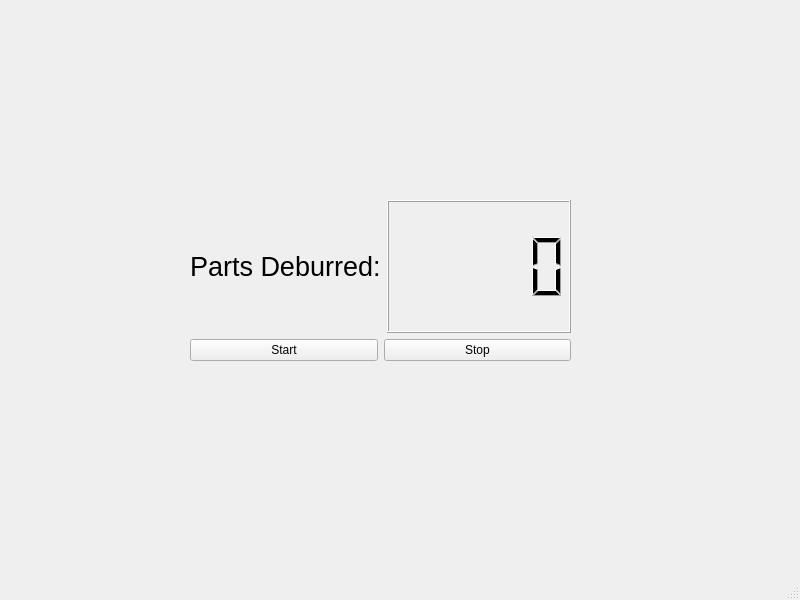
Before: the Qt Designer form main_ui.ui in Brac24/AutomatedDeburr, drawn with Qt 5.
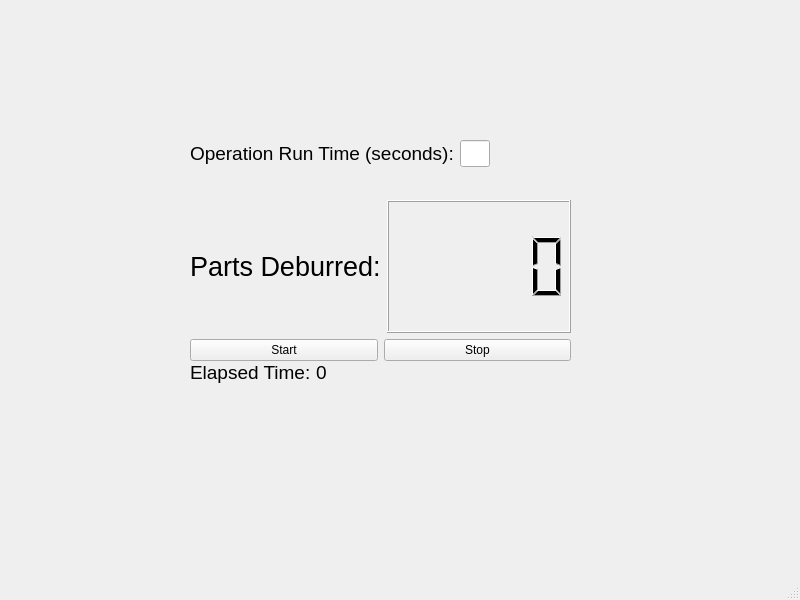
After: the same form once the commit is applied.

Diff of the .ui file:
```diff
--- a/main_ui.ui
+++ b/main_ui.ui
@@ -10,11 +10,23 @@
     <height>600</height>
    </rect>
   </property>
+  <property name="sizePolicy">
+   <sizepolicy hsizetype="Preferred" vsizetype="Preferred">
+    <horstretch>0</horstretch>
+    <verstretch>0</verstretch>
+   </sizepolicy>
+  </property>
+  <property name="minimumSize">
+   <size>
+    <width>0</width>
+    <height>0</height>
+   </size>
+  </property>
   <property name="windowTitle">
    <string>MainWindow</string>
   </property>
   <widget class="QWidget" name="centralwidget">
-   <widget class="QWidget" name="">
+   <widget class="QWidget" name="layoutWidget">
     <property name="geometry">
      <rect>
       <x>190</x>
@@ -69,6 +81,114 @@
      </item>
     </layout>
    </widget>
+   <widget class="QWidget" name="layoutWidget">
+    <property name="geometry">
+     <rect>
+      <x>190</x>
+      <y>360</y>
+      <width>137</width>
+      <height>25</height>
+     </rect>
+    </property>
+    <layout class="QHBoxLayout" name="horizontalLayout_3">
+     <item>
+      <widget class="QLabel" name="label_2">
+       <property name="font">
+        <font>
+         <pointsize>14</pointsize>
+        </font>
+       </property>
+       <property name="text">
+        <string>Elapsed Time:</string>
+       </property>
+      </widget>
+     </item>
+     <item>
+      <widget class="QLabel" name="elapsed_time_label">
+       <property name="font">
+        <font>
+         <pointsize>14</pointsize>
+        </font>
+       </property>
+       <property name="text">
+        <string>0</string>
+       </property>
+      </widget>
+     </item>
+    </layout>
+   </widget>
+   <widget class="QWidget" name="layoutWidget">
+    <property name="geometry">
+     <rect>
+      <x>190</x>
+      <y>140</y>
+      <width>301</width>
+      <height>27</height>
+     </rect>
+    </property>
+    <layout class="QHBoxLayout" name="horizontalLayout_4">
+     <property name="spacing">
+      <number>0</number>
+     </property>
+     <property name="sizeConstraint">
+      <enum>QLayout::SetDefaultConstraint</enum>
+     </property>
+     <property name="leftMargin">
+      <number>0</number>
+     </property>
+     <property name="rightMargin">
+      <number>0</number>
+     </property>
+     <item>
+      <widget class="QLabel" name="label_4">
+       <property name="maximumSize">
+        <size>
+         <width>270</width>
+         <height>16777215</height>
+        </size>
+       </property>
+       <property name="font">
+        <font>
+         <pointsize>14</pointsize>
+        </font>
+       </property>
+       <property name="text">
+        <string>Operation Run Time (seconds):</string>
+       </property>
+      </widget>
+     </item>
+     <item>
+      <widget class="QLineEdit" name="operation_time_entry">
+       <property name="sizePolicy">
+        <sizepolicy hsizetype="Minimum" vsizetype="Preferred">
+         <horstretch>0</horstretch>
+         <verstretch>0</verstretch>
+        </sizepolicy>
+       </property>
+       <property name="minimumSize">
+        <size>
+         <width>20</width>
+         <height>0</height>
+        </size>
+       </property>
+       <property name="maximumSize">
+        <size>
+         <width>30</width>
+         <height>16777215</height>
+        </size>
+       </property>
+       <property name="font">
+        <font>
+         <pointsize>12</pointsize>
+        </font>
+       </property>
+       <property name="maxLength">
+        <number>3</number>
+       </property>
+      </widget>
+     </item>
+    </layout>
+   </widget>
   </widget>
   <widget class="QMenuBar" name="menubar">
    <property name="geometry">
```
